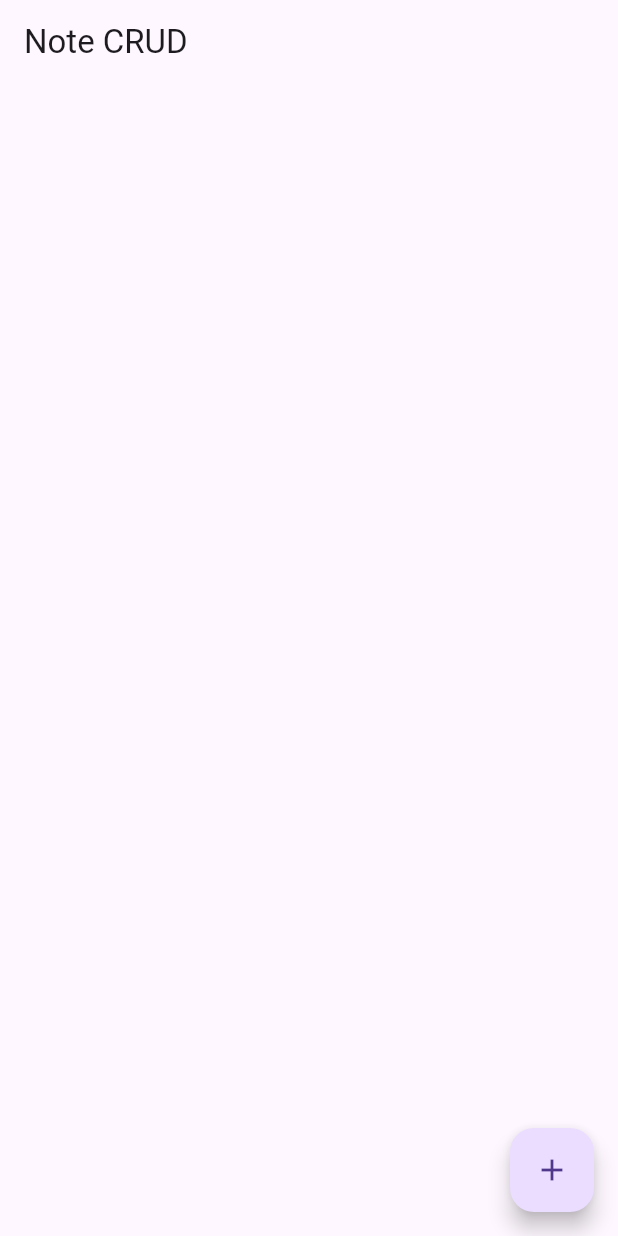
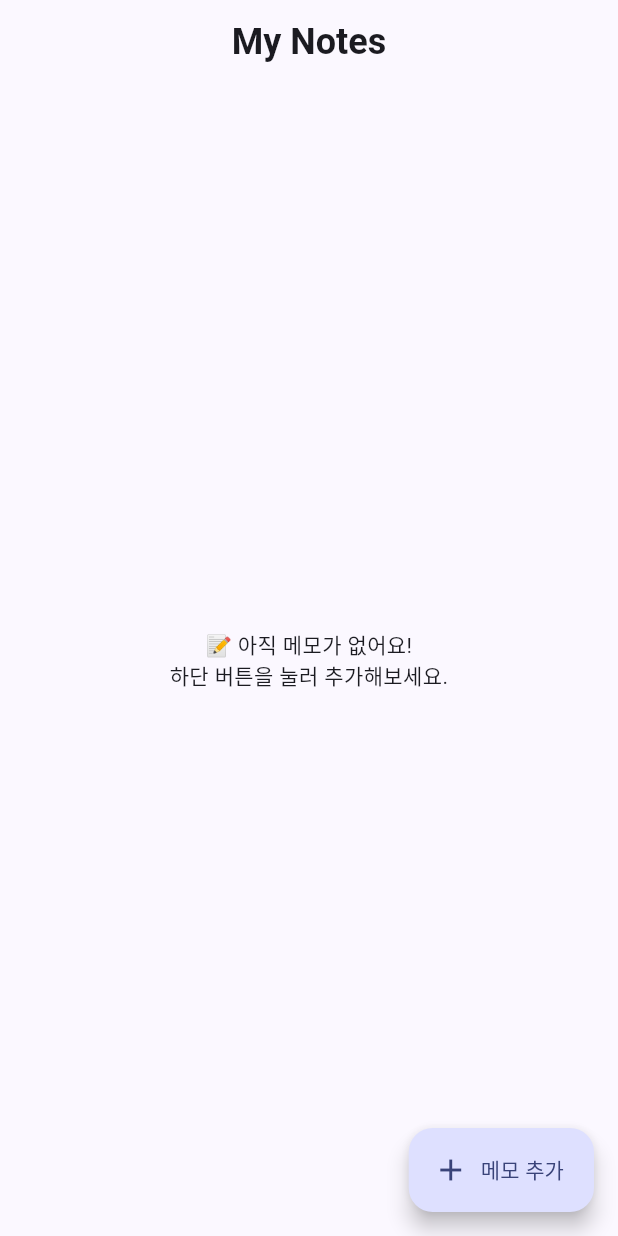
Before and after one commit to joheeyong/rxDart-Bloc, a Flutter app: the screen it shows after launch, on a phone screen of 412 x 824 dp. Run offline on Flutter 3.47's test engine with Material 3 defaults, Android fonts, the phone set to English and light mode, and no system bars; our stand-ins replace flutter_bloc, rxdart, shared_preferences.

Commit message:
UI 개선 (1)

```diff
--- a/lib/main.dart
+++ b/lib/main.dart
@@ -16,6 +16,11 @@
   Widget build(BuildContext context) {
     return MaterialApp(
       title: 'Note CRUD',
+      theme: ThemeData(
+        useMaterial3: true,
+        colorSchemeSeed: Colors.indigo,
+        brightness: Brightness.light,
+      ),
       home: BlocProvider(
         create: (_) => NoteBloc(repository)..add(LoadNotes()),
         child: NotePage(),
@@ -27,45 +32,64 @@
 class NotePage extends StatelessWidget {
   final TextEditingController controller = TextEditingController();
 
+  NotePage({super.key});
+
   @override
   Widget build(BuildContext context) {
     final bloc = context.read<NoteBloc>();
 
     return Scaffold(
-      appBar: AppBar(title: Text('Note CRUD')),
-      body: StreamBuilder<List<Note>>(
+      appBar: AppBar(
+        title: const Text('My Notes', style: TextStyle(fontSize: 24, fontWeight: FontWeight.bold)),
+        centerTitle: true,
+        backgroundColor: Theme.of(context).colorScheme.surface,
+        surfaceTintColor: Colors.transparent,
+      ),
+      body: Padding(
+        padding: const EdgeInsets.all(16.0),
+        child: StreamBuilder<List<Note>>(
           stream: bloc.noteStream,
           builder: (context, snapshot) {
             final notes = snapshot.data ?? [];
-          return ListView.builder(
+            if (notes.isEmpty) {
+              return const Center(
+                child: Text('📝 아직 메모가 없어요!\n하단 버튼을 눌러 추가해보세요.', textAlign: TextAlign.center),
+              );
+            }
+            return ListView.separated(
               itemCount: notes.length,
+              separatorBuilder: (_, __) => const SizedBox(height: 12),
               itemBuilder: (_, index) {
                 final note = notes[index];
-              return ListTile(
-                title: Text(note.content),
-                trailing: Row(
-                  mainAxisSize: MainAxisSize.min,
-                  children: [
-                    IconButton(
-                      icon: Icon(Icons.edit),
-                      onPressed: () => _editNoteDialog(context, note),
+                return Card(
+                  elevation: 2,
+                  shape: RoundedRectangleBorder(borderRadius: BorderRadius.circular(16)),
+                  child: ListTile(
+                    title: Text(note.content, style: const TextStyle(fontSize: 16)),
+                    trailing: PopupMenuButton<String>(
+                      onSelected: (value) {
+                        if (value == 'edit') {
+                          _editNoteDialog(context, note);
+                        } else if (value == 'delete') {
+                          bloc.add(DeleteNote(note.id));
+                        }
+                      },
+                      itemBuilder: (_) => [
+                        const PopupMenuItem(value: 'edit', child: Text('수정')),
+                        const PopupMenuItem(value: 'delete', child: Text('삭제')),
+                      ],
                     ),
-                    IconButton(
-                      icon: Icon(Icons.delete),
-                      onPressed: () {
-                        bloc.add(DeleteNote(note.id));
-                      },
-                    ),
-                  ],
                   ),
                 );
               },
             );
           },
         ),
-      floatingActionButton: FloatingActionButton(
+      ),
+      floatingActionButton: FloatingActionButton.extended(
         onPressed: () => _addNoteDialog(context),
-        child: Icon(Icons.add),
+        icon: const Icon(Icons.add),
+        label: const Text('메모 추가'),
       ),
     );
   }
@@ -75,15 +99,22 @@
     showDialog(
       context: context,
       builder: (_) => AlertDialog(
-        title: Text('Add Note'),
-        content: TextField(controller: controller),
+        title: const Text('메모 추가'),
+        content: TextField(
+          controller: controller,
+          maxLines: null,
+          decoration: const InputDecoration(
+            hintText: '내용을 입력하세요',
+            border: OutlineInputBorder(),
+          ),
+        ),
         actions: [
           TextButton(
             onPressed: () {
               context.read<NoteBloc>().add(AddNote(controller.text));
               Navigator.pop(context);
             },
-            child: Text('Add'),
+            child: const Text('추가'),
           ),
         ],
       ),
@@ -95,8 +126,15 @@
     showDialog(
       context: context,
       builder: (_) => AlertDialog(
-        title: Text('Edit Note'),
-        content: TextField(controller: controller),
+        title: const Text('메모 수정'),
+        content: TextField(
+          controller: controller,
+          maxLines: null,
+          decoration: const InputDecoration(
+            hintText: '내용을 수정하세요',
+            border: OutlineInputBorder(),
+          ),
+        ),
         actions: [
           TextButton(
             onPressed: () {
@@ -104,7 +142,7 @@
               context.read<NoteBloc>().add(UpdateNote(updated));
               Navigator.pop(context);
             },
-            child: Text('Update'),
+            child: const Text('수정'),
           ),
         ],
       ),
```
Lines whose indentation alone changed are shown as unchanged.
